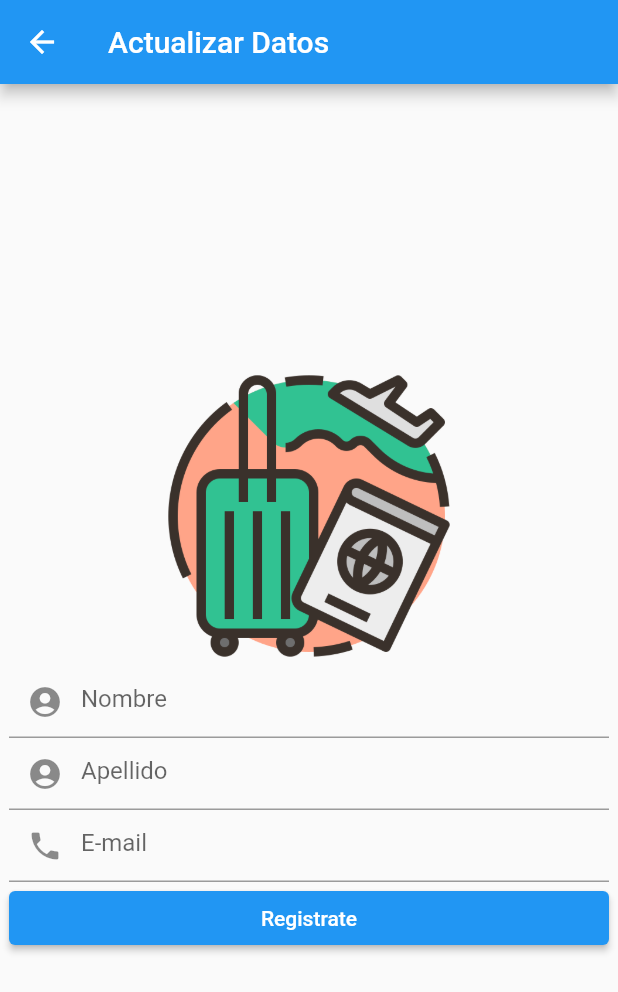
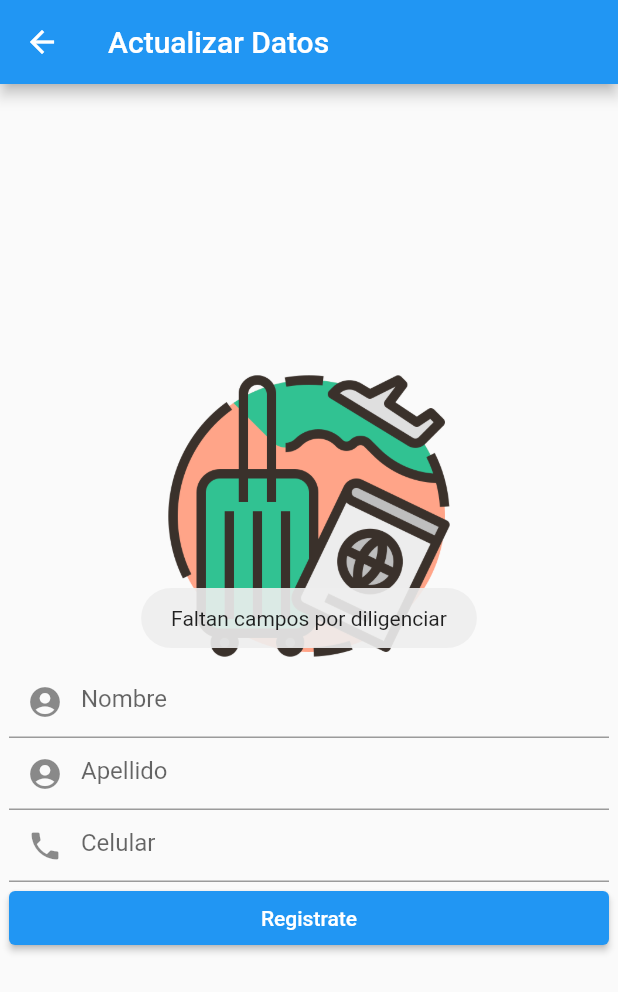
Before and after one commit to Coeus1986/DMovilC4, a Flutter app: the RegisterBDUser screen opened directly with empty values, after a tap on "Registrate", on a phone screen of 412 x 824 dp. Shown: the top 992 px of the screen. Run offline on Flutter 3.47's test engine with Material 2 defaults, Android fonts, the phone set to English and light mode, and no system bars; our stand-ins replace cloud_firestore, firebase_auth, firebase_core, fluttertoast; accounts and stored records are empty.

Commit message:
Ajuste registro campos vacios

```diff
--- a/lib/pages/register_page.dart
+++ b/lib/pages/register_page.dart
@@ -20,8 +20,10 @@ class _RegisterPageState extends State<RegisterPage> {
   String usu="";
   String cla="";
   void registrarUsuario()async{
-
-    if(password.value == password2.value){
+    if( "${user.text}"== "" || "${password.text}"== "" || "${password2.text}"== ""){
+      Fluttertoast.showToast(msg: "Faltan campos por diligenciar",toastLength: Toast.LENGTH_SHORT,gravity:ToastGravity.CENTER);
+    }
+    else if(password.value == password2.value){
       usu=user.text;
       cla=password.text;
       final datos=await objetorufb.registrarusuarios(usu, cla);
--- a/lib/pages/registerbduser.dart
+++ b/lib/pages/registerbduser.dart
@@ -21,6 +21,22 @@ class _RegisterBDUserState extends State<RegisterBDUser> {
   final _apellido=TextEditingController();
   final _correo=TextEditingController();
   final _celular=TextEditingController();
+
+  void crearUsuario()async{
+    if( "${_nombre.text}"== "" || "${_apellido.text}"== "" || "${_celular.text}"== ""){
+      Fluttertoast.showToast(msg: "Faltan campos por diligenciar",toastLength: Toast.LENGTH_SHORT,gravity:ToastGravity.CENTER);
+    }
+    else{
+      final idusuario=widget.iduser;
+      var usuario=Usuario(idusuario,_nombre.text,_apellido.text,_celular.text);
+      // _registrarUsuario(usuario);
+      var resultado=await objufb.crearUsuario(usuario);
+
+      Fluttertoast.showToast(msg: "Datos guardados",toastLength: Toast.LENGTH_SHORT,gravity: ToastGravity.CENTER);
+      Navigator.push(context,MaterialPageRoute(builder: (context)=>LoginPage()));
+    }
+  }
+
 
   @override
   Widget build(BuildContext context) {
@@ -64,7 +80,7 @@ class _RegisterBDUserState extends State<RegisterBDUser> {
                     controller: _celular,
                     decoration: InputDecoration(
                       prefixIcon: Icon(Icons.phone),
-                      hintText: "E-mail",
+                      hintText: "Celular",
                     ),
                   ),
 
@@ -72,15 +88,16 @@ class _RegisterBDUserState extends State<RegisterBDUser> {
                   SizedBox(
                     width: double.infinity,
                     child: ElevatedButton(
-                      onPressed: ()async{
-                        final idusuario=widget.iduser;
+                      //onPressed: ()async{
+                      onPressed: () {
+                        crearUsuario();
+                        /*final idusuario=widget.iduser;
                         var usuario=Usuario(idusuario,_nombre.text,_apellido.text,_celular.text);
                         // _registrarUsuario(usuario);
                         var resultado=await objufb.crearUsuario(usuario);
-
                         Fluttertoast.showToast(msg: "Datos guardados",toastLength: Toast.LENGTH_SHORT,gravity: ToastGravity.CENTER);
                         Navigator.push(context,MaterialPageRoute(builder: (context)=>LoginPage()));
-
+                        */
                       },
                       child: Text("Registrate"),
                     ),
```
